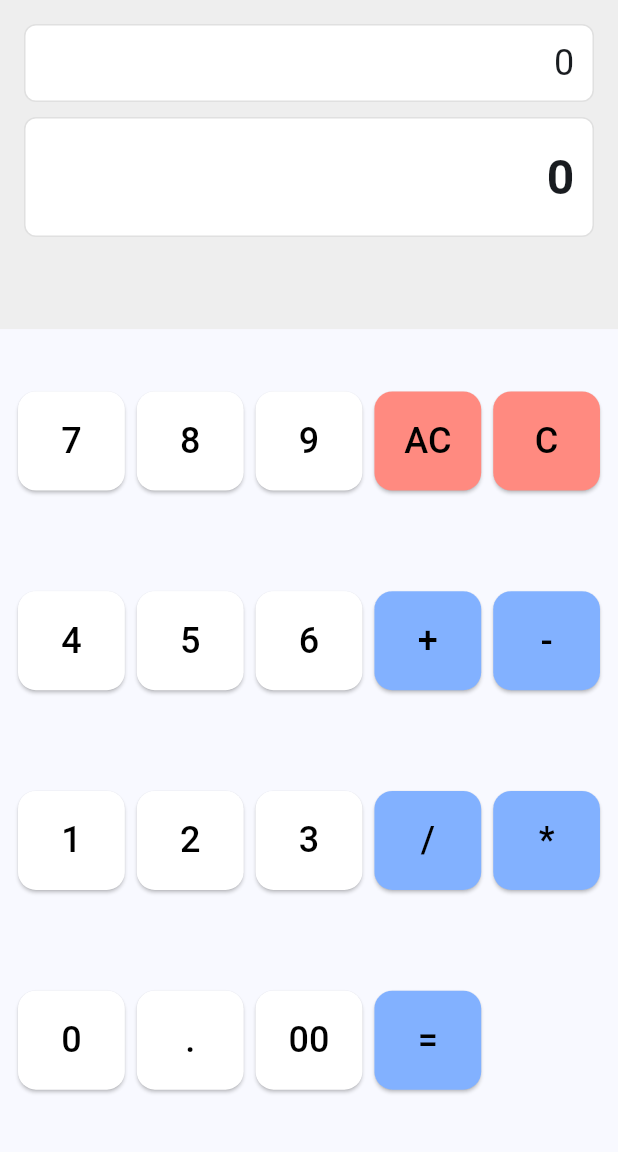
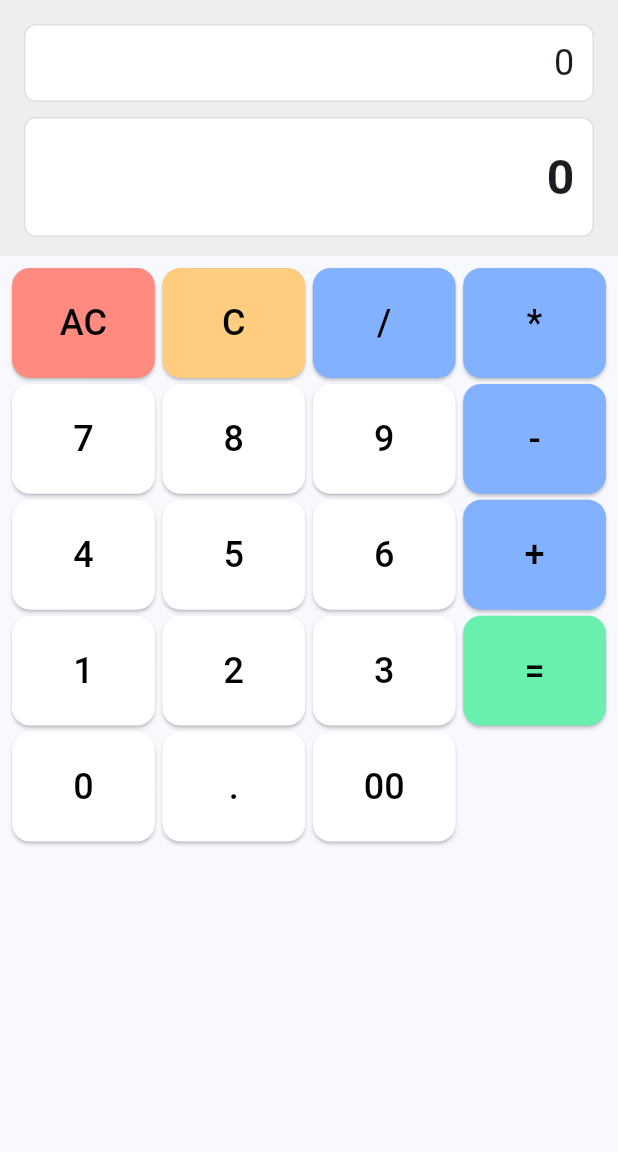
Before and after one commit to FRISKSYA/mobile-piscine, a Flutter app: the screen it shows after launch, on a phone screen of 412 x 824 dp, the part 84-1236 px from its top. Run offline on Flutter 3.47's test engine with Material 3 defaults, Android fonts, the phone set to English and light mode, and no system bars.

Commit message:
tmp done portrait

```diff
--- a/mobileModule00/ex02/lib/Calculator.dart
+++ b/mobileModule00/ex02/lib/Calculator.dart
@@ -28,7 +28,7 @@ class _CalculatorPageState extends State<CalculatorPage> {
           // 表示部分
           CalculatorDisplay(expression: expression, result: result),
           // キーパッド部分
-          Expanded(flex: 5, child: CalculatorKeypad(onKeyPressed: handleKeyPress)),
+          Expanded(flex: 7, child: CalculatorKeypad(onKeyPressed: handleKeyPress)),
         ],
       ),
     );
@@ -110,64 +110,43 @@ class CalculatorKeypad extends StatelessWidget {
 
   @override
   Widget build(BuildContext context) {
-    final isLandscape = MediaQuery.of(context).orientation == Orientation.landscape;
+    return GridView.count(
+      crossAxisCount: 4,
+      childAspectRatio: 1.3,
+      padding: const EdgeInsets.all(8),
+      mainAxisSpacing: 4,
+      crossAxisSpacing: 5,
+      children: [
+        // 1行目: AC, C, /, *
+        CalculatorButton(text: 'AC', onPressed: () => onKeyPressed('AC'), backgroundColor: Colors.redAccent[100]!),
+        CalculatorButton(text: 'C', onPressed: () => onKeyPressed('C'), backgroundColor: Colors.orange[200]!),
+        CalculatorButton(text: '/', onPressed: () => onKeyPressed('/'), backgroundColor: Colors.blueAccent[100]!),
+        CalculatorButton(text: '*', onPressed: () => onKeyPressed('*'), backgroundColor: Colors.blueAccent[100]!),
 
-    return Expanded(
-      child: Padding(
-        padding: const EdgeInsets.all(8.0),
-        child: isLandscape
-            ? _buildLandscapeLayout()
-            : Column(
-                children: [
-                  Expanded(child: _buildButtonRow(['7', '8', '9', 'AC', 'C'])),
-                  Expanded(child: _buildButtonRow(['4', '5', '6', '+', '-'])),
-                  Expanded(child: _buildButtonRow(['1', '2', '3', '/', '*'])),
-                  Expanded(child: _buildButtonRow(['0', '.', '00', '=', ''])),
-                ],
-              ),
-      ),
-    );
-  }
+        // 2行目: 7, 8, 9, -
+        CalculatorButton(text: '7', onPressed: () => onKeyPressed('7')),
+        CalculatorButton(text: '8', onPressed: () => onKeyPressed('8')),
+        CalculatorButton(text: '9', onPressed: () => onKeyPressed('9')),
+        CalculatorButton(text: '-', onPressed: () => onKeyPressed('-'), backgroundColor: Colors.blueAccent[100]!),
 
-  // 横向きレイアウト - 同じボタンを異なる行数で配置
-  Widget _buildLandscapeLayout() {
-    // 例：6列×3行で配置
-    return Column(
-      children: [
-        Expanded(child: _buildButtonRow(['7', '8', '9', '4', '5', '6'])),
-        Expanded(child: _buildButtonRow(['1', '2', '3', '0', '.', '00'])),
-        Expanded(child: _buildButtonRow(['AC', 'C', '+', '-', '/', '*', '=', ''])),
+        // 3行目: 4, 5, 6, +
+        CalculatorButton(text: '4', onPressed: () => onKeyPressed('4')),
+        CalculatorButton(text: '5', onPressed: () => onKeyPressed('5')),
+        CalculatorButton(text: '6', onPressed: () => onKeyPressed('6')),
+        CalculatorButton(text: '+', onPressed: () => onKeyPressed('+'), backgroundColor: Colors.blueAccent[100]!),
+
+        // 4行目: 1, 2, 3, =
+        CalculatorButton(text: '1', onPressed: () => onKeyPressed('1')),
+        CalculatorButton(text: '2', onPressed: () => onKeyPressed('2')),
+        CalculatorButton(text: '3', onPressed: () => onKeyPressed('3')),
+        CalculatorButton(text: '=', onPressed: () => onKeyPressed('='), backgroundColor: Colors.greenAccent[200]!),
+
+        // 5行目: 0, ., 空白, 空白
+        CalculatorButton(text: '0', onPressed: () => onKeyPressed('0'), backgroundColor: Colors.white),
+        CalculatorButton(text: '.', onPressed: () => onKeyPressed('.'), backgroundColor: Colors.white),
+        CalculatorButton(text: '00', onPressed: () => onKeyPressed('00'), backgroundColor: Colors.white),
+        // 残りは空白またはボタンなし
       ],
-    );
-  }
-
-  Widget _buildButtonRow(List<String> buttons) {
-    return Row(
-      children: buttons.map((buttonText) {
-        if (buttonText.isEmpty) {
-          return const Expanded(child: SizedBox());
-        }
-
-        Color backgroundColor;
-        if (['AC', 'C'].contains(buttonText)) {
-          backgroundColor = Colors.redAccent[100]!;
-        } else if (['+', '-', '*', '/', '='].contains(buttonText)) {
-          backgroundColor = Colors.blueAccent[100]!;
-        } else {
-          backgroundColor = Colors.white;
-        }
-
-        return Expanded(
-          child: Padding(
-            padding: const EdgeInsets.all(4.0),
-            child: CalculatorButton(
-              text: buttonText,
-              onPressed: () => onKeyPressed(buttonText),
-              backgroundColor: backgroundColor,
-            ),
-          ),
-        );
-      }).toList(),
     );
   }
 }
```
